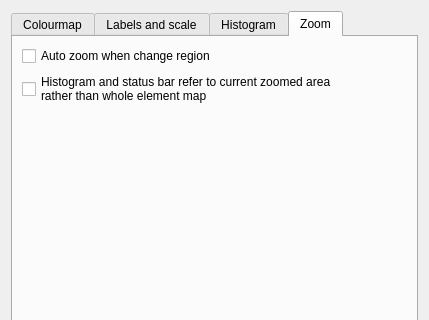
This is src/resources/ui_display_options_dialog.ui in ianthomas23/QACD-quack as Qt 5 draws it before an edit; both pictures show x 0 to 429 and y 0 to 320 of the 429 by 537 pixel window. The edited form follows.
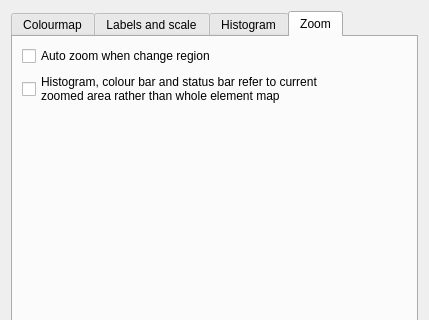
This is the edited form.

Commit message: Completed zoom updates histogram

Diff of the .ui file:
```diff
--- a/src/resources/ui_display_options_dialog.ui
+++ b/src/resources/ui_display_options_dialog.ui
@@ -320,8 +320,8 @@
        <item>
         <widget class="QCheckBox" name="zoomUpdatesStatsCheckBox">
          <property name="text">
-          <string>Histogram and status bar refer to current zoomed area
-rather than whole element map</string>
+          <string>Histogram, colour bar and status bar refer to current
+zoomed area rather than whole element map</string>
          </property>
         </widget>
        </item>
```
The commit also changes 6 other files.
